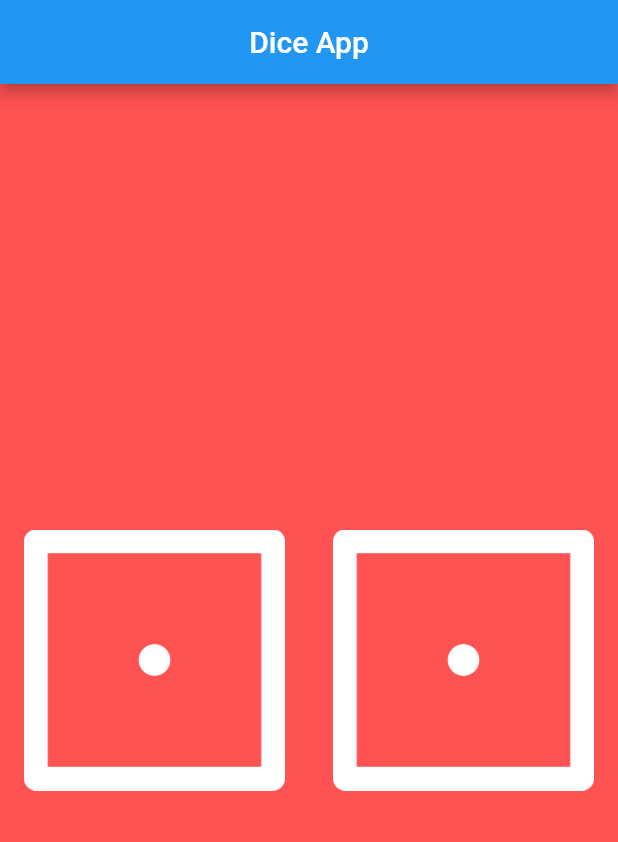
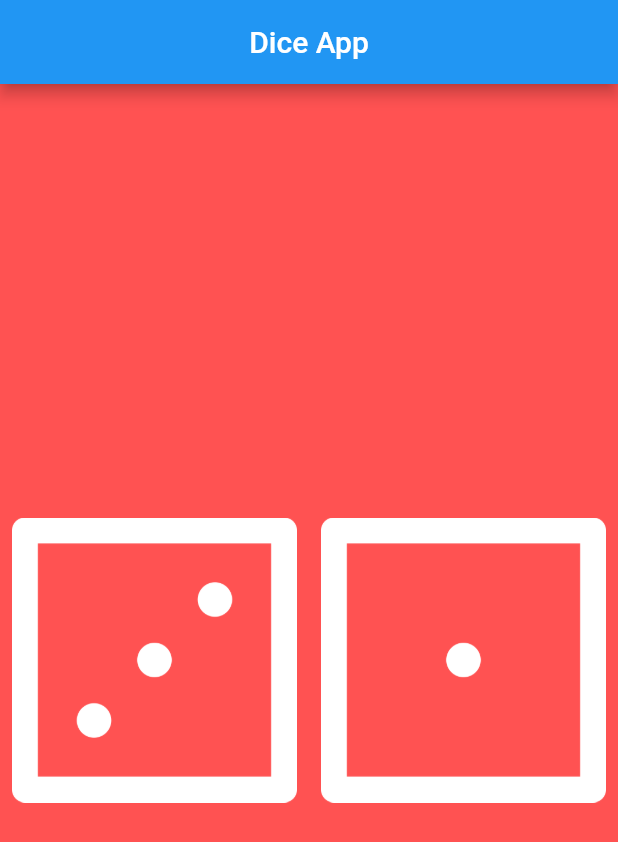
Before and after one commit to RonyHassanRoman/dice-app, a Flutter app: the screen it shows after launch, on a phone screen of 412 x 824 dp. Shown: the top 842 px of the screen. Run offline on Flutter 3.47's test engine with Material 2 defaults, Android fonts, the phone set to English and light mode, and no system bars.

Commit message:
imported math library

```diff
--- a/lib/row.dart
+++ b/lib/row.dart
@@ -1,6 +1,5 @@
-// ignore_for_file: deprecated_member_use
-
 import 'package:flutter/material.dart';
+import 'dart:math';
 
 class Roww extends StatefulWidget {
   const Roww({Key? key}) : super(key: key);
@@ -17,13 +16,17 @@ class _RowwState extends State<Roww> {
       child: Row(
         children: [
           Expanded(
-            child: FlatButton(
-              onPressed: () {},
-              child: Image.asset('assets/dice1.png'),
+            child: TextButton(
+              onPressed: () {
+                setState(() {
+                  leftDiceNumber = Random().nextInt(6) + 1;
+                });
+              },
+              child: Image.asset('assets/dice$leftDiceNumber.png'),
             ),
           ),
           Expanded(
-            child: FlatButton(
+            child: TextButton(
               onPressed: () {},
               child: Image.asset('assets/dice1.png'),
             ),
```
